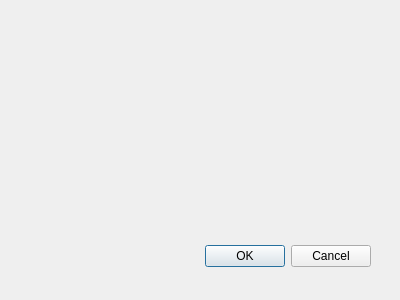
The window that src/gui/forms/mechdb.ui (stevenvergenz/chemecher) describes before a commit, drawn with Qt 5.
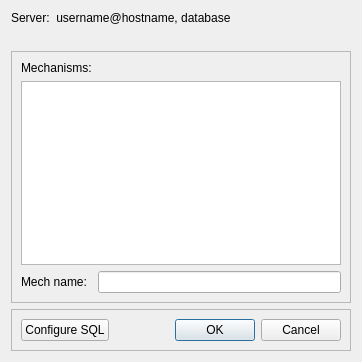
The same window after the commit.

Commit message: Did a LOT of work on database functionality and gui.

Diff of the .ui file:
```diff
--- a/src/gui/forms/mechdb.ui
+++ b/src/gui/forms/mechdb.ui
@@ -8,29 +8,127 @@
    <rect>
     <x>0</x>
     <y>0</y>
-    <width>400</width>
-    <height>300</height>
+    <width>362</width>
+    <height>362</height>
    </rect>
   </property>
+  <property name="sizePolicy">
+   <sizepolicy hsizetype="Fixed" vsizetype="Fixed">
+    <horstretch>0</horstretch>
+    <verstretch>0</verstretch>
+   </sizepolicy>
+  </property>
+  <property name="maximumSize">
+   <size>
+    <width>500</width>
+    <height>400</height>
+   </size>
+  </property>
   <property name="windowTitle">
    <string>Dialog</string>
   </property>
-  <widget class="QDialogButtonBox" name="buttonBox">
-   <property name="geometry">
-    <rect>
-     <x>30</x>
-     <y>240</y>
-     <width>341</width>
-     <height>32</height>
-    </rect>
+  <property name="sizeGripEnabled">
+   <bool>false</bool>
+  </property>
+  <layout class="QVBoxLayout" name="verticalLayout">
+   <property name="sizeConstraint">
+    <enum>QLayout::SetDefaultConstraint</enum>
    </property>
-   <property name="orientation">
-    <enum>Qt::Horizontal</enum>
-   </property>
-   <property name="standardButtons">
-    <set>QDialogButtonBox::Cancel|QDialogButtonBox::Ok</set>
-   </property>
-  </widget>
+   <item>
+    <widget class="QLabel" name="lblInfo">
+     <property name="enabled">
+      <bool>true</bool>
+     </property>
+     <property name="text">
+      <string>Server:  username@hostname, database</string>
+     </property>
+    </widget>
+   </item>
+   <item>
+    <widget class="QLabel" name="lblMessage">
+     <property name="enabled">
+      <bool>true</bool>
+     </property>
+     <property name="text">
+      <string/>
+     </property>
+    </widget>
+   </item>
+   <item>
+    <widget class="QFrame" name="frameMechs">
+     <property name="enabled">
+      <bool>true</bool>
+     </property>
+     <property name="frameShape">
+      <enum>QFrame::StyledPanel</enum>
+     </property>
+     <property name="frameShadow">
+      <enum>QFrame::Raised</enum>
+     </property>
+     <property name="lineWidth">
+      <number>0</number>
+     </property>
+     <layout class="QFormLayout" name="formLayout">
+      <property name="fieldGrowthPolicy">
+       <enum>QFormLayout::AllNonFixedFieldsGrow</enum>
+      </property>
+      <item row="1" column="0" colspan="2">
+       <widget class="QListWidget" name="mechlist"/>
+      </item>
+      <item row="2" column="0">
+       <widget class="QLabel" name="label">
+        <property name="text">
+         <string>Mech name:</string>
+        </property>
+       </widget>
+      </item>
+      <item row="2" column="1">
+       <widget class="QLineEdit" name="mechname">
+        <property name="readOnly">
+         <bool>false</bool>
+        </property>
+       </widget>
+      </item>
+      <item row="0" column="0">
+       <widget class="QLabel" name="label_2">
+        <property name="text">
+         <string>Mechanisms:</string>
+        </property>
+       </widget>
+      </item>
+     </layout>
+    </widget>
+   </item>
+   <item>
+    <widget class="QFrame" name="frame">
+     <property name="frameShape">
+      <enum>QFrame::StyledPanel</enum>
+     </property>
+     <property name="frameShadow">
+      <enum>QFrame::Raised</enum>
+     </property>
+     <layout class="QHBoxLayout" name="horizontalLayout">
+      <item>
+       <widget class="QPushButton" name="configure">
+        <property name="text">
+         <string>Configure SQL</string>
+        </property>
+       </widget>
+      </item>
+      <item>
+       <widget class="QDialogButtonBox" name="buttonBox">
+        <property name="orientation">
+         <enum>Qt::Horizontal</enum>
+        </property>
+        <property name="standardButtons">
+         <set>QDialogButtonBox::Cancel|QDialogButtonBox::Ok</set>
+        </property>
+       </widget>
+      </item>
+     </layout>
+    </widget>
+   </item>
+  </layout>
  </widget>
  <pixmapfunction/>
  <resources/>
```
Left out of the diff: 51 changed lines with no effect on the pictures. The commit also changes 3 other files.
